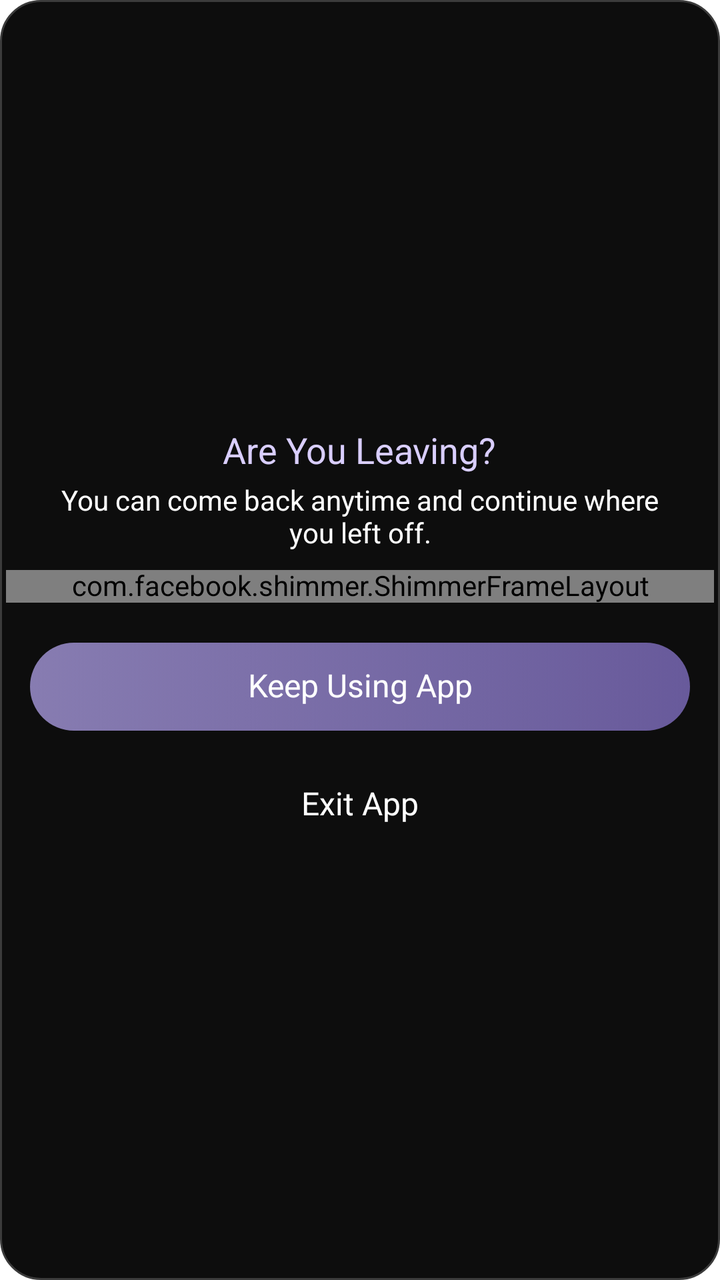
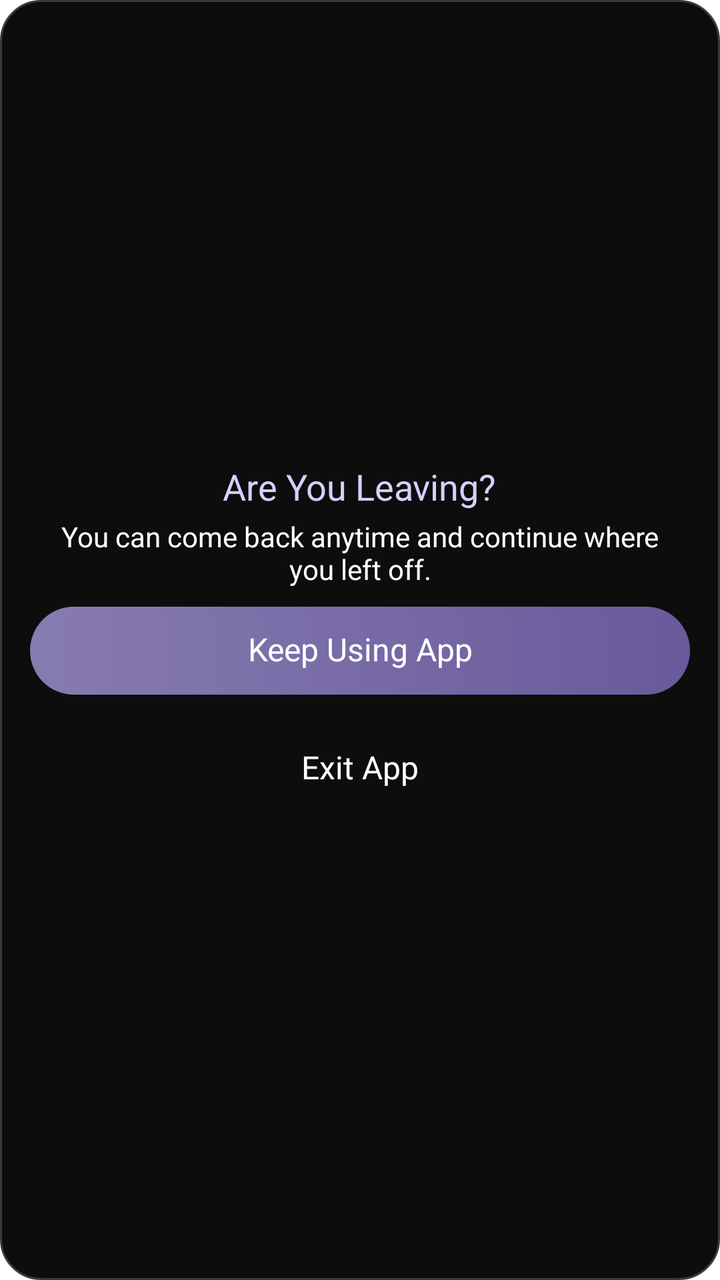

Before-and-after screenshots of an Android layout around one commit, followed by the original layout XML and the change that was made.
<!-- AndroidManifest.xml: application theme Theme.ShortFilm -->
<!-- res/layout/dialog_exit_app.xml -->
<?xml version="1.0" encoding="utf-8"?>
<LinearLayout xmlns:android="http://schemas.android.com/apk/res/android"
    xmlns:app="http://schemas.android.com/apk/res-auto"
    android:layout_width="match_parent"
    android:layout_height="wrap_content"
    android:background="@drawable/background_black_radius"
    android:gravity="center"
    android:orientation="vertical"
    android:paddingBottom="@dimen/size20">


    <androidx.appcompat.widget.AppCompatTextView
        android:id="@+id/appCompatTextView5"
        android:layout_width="wrap_content"
        android:layout_height="wrap_content"
        android:layout_marginTop="@dimen/size20"
        android:text="@string/exit_app_title"
        android:textColor="@color/purple"
        android:textSize="@dimen/size18"
        app:fontFamily="@font/google_sans_medium" />

    <androidx.appcompat.widget.AppCompatTextView
        android:layout_width="wrap_content"
        android:layout_height="wrap_content"
        android:layout_marginHorizontal="@dimen/size20"
        android:layout_marginTop="@dimen/size6"
        android:gravity="center"
        android:text="@string/exit_app_message"
        android:textColor="@color/text_main"
        android:textSize="@dimen/size14" />

    <FrameLayout
        android:id="@+id/frAdsNative"
        android:layout_width="match_parent"
        android:layout_height="wrap_content"
        android:layout_marginHorizontal="@dimen/size3"
        android:layout_marginVertical="@dimen/size10"
        app:layout_constraintBottom_toBottomOf="parent">

        <include
            android:id="@+id/shimmerContainerNative"
            layout="@layout/loading_native_ad_view_type2" />
    </FrameLayout>

    <androidx.appcompat.widget.AppCompatButton
        android:id="@+id/btnKeepUsingApp"
        style="@style/StylePurpleButton"
        android:layout_marginTop="@dimen/size10"
        android:text="@string/keep_using_app" />

    <androidx.appcompat.widget.AppCompatButton
        android:id="@+id/btnExitApp"
        style="@style/StyleTransparentButton"
        android:layout_marginTop="@dimen/size15"
        android:text="@string/exit_app" />
</LinearLayout>
<!-- res/layout/loading_native_ad_view_type2.xml (included above) -->
<?xml version="1.0" encoding="utf-8"?>
<com.facebook.shimmer.ShimmerFrameLayout xmlns:android="http://schemas.android.com/apk/res/android"
    xmlns:app="http://schemas.android.com/apk/res-auto"
    xmlns:tools="http://schemas.android.com/tools"
    android:id="@+id/shimmerContainerNative"
    android:layout_width="match_parent"
    android:layout_height="wrap_content"
    android:visibility="visible"
    app:layout_constraintTop_toTopOf="parent">

    <androidx.constraintlayout.widget.ConstraintLayout
        android:id="@+id/background"
        android:layout_width="match_parent"
        android:layout_height="wrap_content"
        app:layout_constraintEnd_toEndOf="parent"
        app:layout_constraintStart_toStartOf="parent"
        app:layout_constraintTop_toTopOf="parent">

        <androidx.appcompat.widget.AppCompatTextView
            android:id="@+id/cta"
            android:layout_width="match_parent"
            android:layout_height="@dimen/size40"
            android:layout_marginHorizontal="@dimen/size10"
            android:layout_marginTop="@dimen/size5"
            android:background="@color/home_shimmer_color"
            android:gravity="center"
            android:lines="1"
            android:textColor="@color/gnt_white"
            android:textSize="@dimen/size14"
            app:layout_constraintEnd_toEndOf="parent"
            app:layout_constraintHeight_min="@dimen/size40"
            app:layout_constraintStart_toStartOf="parent"
            app:layout_constraintTop_toBottomOf="@+id/media_view" />

        <androidx.constraintlayout.widget.ConstraintLayout
            android:id="@+id/middle"
            android:layout_width="0dp"
            android:layout_height="0dp"
            android:layout_marginHorizontal="@dimen/size10"
            android:layout_marginTop="@dimen/size10"
            app:layout_constraintBottom_toTopOf="@+id/cta"
            app:layout_constraintEnd_toStartOf="@+id/media_view"
            app:layout_constraintStart_toStartOf="parent"
            app:layout_constraintTop_toTopOf="parent">


            <androidx.appcompat.widget.AppCompatTextView
                android:id="@+id/appCompatTextView"
                android:layout_width="wrap_content"
                android:layout_height="wrap_content"
                android:background="@drawable/shape_ad_view"
                android:backgroundTint="@color/home_shimmer_color"
                android:paddingHorizontal="@dimen/size5"
                android:text="Ad"
                android:textColor="@color/gnt_white"
                android:textSize="12dp"
                android:textStyle="bold"
                app:layout_constraintStart_toStartOf="parent"
                app:layout_constraintTop_toTopOf="parent" />
            <View
                android:id="@+id/primary"
                android:layout_width="0dp"
                android:layout_height="55dp"
                android:layout_marginStart="@dimen/size5"
                android:background="@color/home_shimmer_color"
                android:textColor="@color/gnt_gray"
                android:textSize="@dimen/size15"
                android:textStyle="bold"
                app:layout_constraintEnd_toEndOf="parent"
                app:layout_constraintStart_toEndOf="@+id/appCompatTextView"
                app:layout_constraintTop_toTopOf="parent" />

            <View
                android:id="@+id/secondary"
                android:layout_width="0dp"
                android:layout_height="@dimen/size45"
                android:background="@color/home_shimmer_color"
                android:visibility="visible"
                app:layout_constraintBottom_toBottomOf="parent"
                app:layout_constraintEnd_toEndOf="parent"
                app:layout_constraintStart_toStartOf="parent"
                app:layout_constraintTop_toBottomOf="@+id/primary" />

        </androidx.constraintlayout.widget.ConstraintLayout>

        <View
            android:id="@+id/media_view"
            android:layout_width="@dimen/size200"
            android:layout_height="@dimen/size120"
            android:layout_marginHorizontal="@dimen/size10"
            android:layout_marginTop="@dimen/size10"
            android:background="@color/home_shimmer_color"
            app:layout_constraintEnd_toEndOf="parent"
            app:layout_constraintTop_toTopOf="parent" />


    </androidx.constraintlayout.widget.ConstraintLayout>
</com.facebook.shimmer.ShimmerFrameLayout>
<!-- resources referenced by this layout -->
<resources>
  <color name="gnt_gray">#8C8C8C</color>
  <color name="gnt_white">#FFFFFF</color>
  <color name="home_shimmer_color">#C3C3C3</color>
  <color name="purple">#D9CEFF</color>
  <color name="text_main">#FFFFFF</color>
  <dimen name="size10">10dp</dimen>
  <dimen name="size120">120dp</dimen>
  <dimen name="size14">14dp</dimen>
  <dimen name="size15">15dp</dimen>
  <dimen name="size18">18dp</dimen>
  <dimen name="size20">20dp</dimen>
  <dimen name="size200">200dp</dimen>
  <dimen name="size3">3dp</dimen>
  <dimen name="size40">40dp</dimen>
  <dimen name="size45">45dp</dimen>
  <dimen name="size5">5dp</dimen>
  <dimen name="size6">6dp</dimen>
  <!-- drawable background_black_radius (drawable) -->
  <?xml version="1.0" encoding="utf-8"?>
  <shape xmlns:android="http://schemas.android.com/apk/res/android">
      <solid android:color="@color/black"/>
      <corners android:radius="@dimen/size20"/>
      <stroke android:color="#3B3B3B" android:width="@dimen/size1"/>
  </shape>
  <!-- drawable shape_ad_view (drawable) -->
  <?xml version="1.0" encoding="utf-8"?>
  <shape xmlns:android="http://schemas.android.com/apk/res/android">
      <gradient
          android:startColor="#877CB1" android:endColor="#685A9B"/>
      <corners
          android:radius="@dimen/size4" />
  </shape>
  <string name="exit_app">Exit App</string>
  <string name="exit_app_message">You can come back anytime and continue where you left off.</string>
  <string name="exit_app_title">Are You Leaving?</string>
  <string name="keep_using_app">Keep Using App</string>
  <style name="Theme.ShortFilm" parent="Base.Theme.ShortFilm">
          <item name="fontFamily">@font/google_sans</item>
      </style>
  <color name="black">#0D0D0D</color>
  <dimen name="size1">1dp</dimen>
  <dimen name="size4">4dp</dimen>
  <dimen name="size44">44dp</dimen>
  <!-- drawable background_purple_button_selector (drawable) -->
  <?xml version="1.0" encoding="utf-8"?>
  <selector xmlns:android="http://schemas.android.com/apk/res/android">
      <item android:state_pressed="true">
          <shape>
              <gradient android:startColor="#CC877CB1"  android:endColor="#CC685A9B"/>
              <corners android:radius="@dimen/size50" />
          </shape>
      </item>
      <item>
          <shape>
              <gradient android:startColor="#877CB1"  android:endColor="#685A9B"/>
              <corners android:radius="@dimen/size50" />
          </shape>
      </item>
  </selector>
  <dimen name="size16">16dp</dimen>
  <color name="white">#FFFFFF</color>
  <!-- drawable background_transparent_selector (drawable) -->
  <?xml version="1.0" encoding="utf-8"?>
  <selector xmlns:android="http://schemas.android.com/apk/res/android">
      <item android:state_pressed="true">
          <shape>
              <solid android:color="#33000000" />
              <corners android:radius="@dimen/size50" />
          </shape>
      </item>
      <item>
          <shape>
              <solid android:color="@color/transparent" />
              <corners android:radius="@dimen/size50" />
          </shape>
      </item>
  </selector>
  <style name="Base.Theme.ShortFilm" parent="Theme.MaterialComponents.Light.NoActionBar">
          <item name="colorPrimaryDark">#FFF4F9</item>
          <item name="android:statusBarColor">#FFF4F9</item>
          <item name="android:windowLightStatusBar">true</item>
          <item name="android:windowFullscreen">false</item>
          <item name="colorAccent">@color/black</item>
          <item name="android:splitMotionEvents">false</item>
          <item name="android:windowEnableSplitTouch">false</item>
          <item name="android:textViewStyle">@style/Widget.App.TextView</item>
      </style>
  <dimen name="size50">50dp</dimen>
  <color name="transparent">#00000000</color>
  <style name="Widget.App.TextView" parent="Widget.AppCompat.TextView">
          <item name="android:includeFontPadding">false</item>
      </style>
  <!-- unchanged entries left out for length: 2 -->
</resources>

<!-- the commit's change to res/layout/dialog_exit_app.xml (unified diff, before → after) -->
@@ -29,19 +29,6 @@
         android:textColor="@color/text_main"
         android:textSize="@dimen/size14" />
 
-    <FrameLayout
-        android:id="@+id/frAdsNative"
-        android:layout_width="match_parent"
-        android:layout_height="wrap_content"
-        android:layout_marginHorizontal="@dimen/size3"
-        android:layout_marginVertical="@dimen/size10"
-        app:layout_constraintBottom_toBottomOf="parent">
-
-        <include
-            android:id="@+id/shimmerContainerNative"
-            layout="@layout/loading_native_ad_view_type2" />
-    </FrameLayout>
-
     <androidx.appcompat.widget.AppCompatButton
         android:id="@+id/btnKeepUsingApp"
         style="@style/StylePurpleButton"
@@ -54,102 +41,3 @@
         android:layout_marginTop="@dimen/size15"
         android:text="@string/exit_app" />
 </LinearLayout>
-<!-- res/layout/loading_native_ad_view_type2.xml (included above) -->
-<?xml version="1.0" encoding="utf-8"?>
-<com.facebook.shimmer.ShimmerFrameLayout xmlns:android="http://schemas.android.com/apk/res/android"
-    xmlns:app="http://schemas.android.com/apk/res-auto"
-    xmlns:tools="http://schemas.android.com/tools"
-    android:id="@+id/shimmerContainerNative"
-    android:layout_width="match_parent"
-    android:layout_height="wrap_content"
-    android:visibility="visible"
-    app:layout_constraintTop_toTopOf="parent">
-
-    <androidx.constraintlayout.widget.ConstraintLayout
-        android:id="@+id/background"
-        android:layout_width="match_parent"
-        android:layout_height="wrap_content"
-        app:layout_constraintEnd_toEndOf="parent"
-        app:layout_constraintStart_toStartOf="parent"
-        app:layout_constraintTop_toTopOf="parent">
-
-        <androidx.appcompat.widget.AppCompatTextView
-            android:id="@+id/cta"
-            android:layout_width="match_parent"
-            android:layout_height="@dimen/size40"
-            android:layout_marginHorizontal="@dimen/size10"
-            android:layout_marginTop="@dimen/size5"
-            android:background="@color/home_shimmer_color"
-            android:gravity="center"
-            android:lines="1"
-            android:textColor="@color/gnt_white"
-            android:textSize="@dimen/size14"
-            app:layout_constraintEnd_toEndOf="parent"
-            app:layout_constraintHeight_min="@dimen/size40"
-            app:layout_constraintStart_toStartOf="parent"
-            app:layout_constraintTop_toBottomOf="@+id/media_view" />
-
-        <androidx.constraintlayout.widget.ConstraintLayout
-            android:id="@+id/middle"
-            android:layout_width="0dp"
-            android:layout_height="0dp"
-            android:layout_marginHorizontal="@dimen/size10"
-            android:layout_marginTop="@dimen/size10"
-            app:layout_constraintBottom_toTopOf="@+id/cta"
-            app:layout_constraintEnd_toStartOf="@+id/media_view"
-            app:layout_constraintStart_toStartOf="parent"
-            app:layout_constraintTop_toTopOf="parent">
-
-
-            <androidx.appcompat.widget.AppCompatTextView
-                android:id="@+id/appCompatTextView"
-                android:layout_width="wrap_content"
-                android:layout_height="wrap_content"
-                android:background="@drawable/shape_ad_view"
-                android:backgroundTint="@color/home_shimmer_color"
-                android:paddingHorizontal="@dimen/size5"
-                android:text="Ad"
-                android:textColor="@color/gnt_white"
-                android:textSize="12dp"
-                android:textStyle="bold"
-                app:layout_constraintStart_toStartOf="parent"
-                app:layout_constraintTop_toTopOf="parent" />
-            <View
-                android:id="@+id/primary"
-                android:layout_width="0dp"
-                android:layout_height="55dp"
-                android:layout_marginStart="@dimen/size5"
-                android:background="@color/home_shimmer_color"
-                android:textColor="@color/gnt_gray"
-                android:textSize="@dimen/size15"
-                android:textStyle="bold"
-                app:layout_constraintEnd_toEndOf="parent"
-                app:layout_constraintStart_toEndOf="@+id/appCompatTextView"
-                app:layout_constraintTop_toTopOf="parent" />
-
-            <View
-                android:id="@+id/secondary"
-                android:layout_width="0dp"
-                android:layout_height="@dimen/size45"
-                android:background="@color/home_shimmer_color"
-                android:visibility="visible"
-                app:layout_constraintBottom_toBottomOf="parent"
-                app:layout_constraintEnd_toEndOf="parent"
-                app:layout_constraintStart_toStartOf="parent"
-                app:layout_constraintTop_toBottomOf="@+id/primary" />
-
-        </androidx.constraintlayout.widget.ConstraintLayout>
-
-        <View
-            android:id="@+id/media_view"
-            android:layout_width="@dimen/size200"
-            android:layout_height="@dimen/size120"
-            android:layout_marginHorizontal="@dimen/size10"
-            android:layout_marginTop="@dimen/size10"
-            android:background="@color/home_shimmer_color"
-            app:layout_constraintEnd_toEndOf="parent"
-            app:layout_constraintTop_toTopOf="parent" />
-
-
-    </androidx.constraintlayout.widget.ConstraintLayout>
-</com.facebook.shimmer.ShimmerFrameLayout>
<!-- resource entries referenced after the edit -->
@@ -1,21 +1,12 @@
 <!-- resources referenced by this layout -->
 <resources>
-  <color name="gnt_gray">#8C8C8C</color>
-  <color name="gnt_white">#FFFFFF</color>
-  <color name="home_shimmer_color">#C3C3C3</color>
   <color name="purple">#D9CEFF</color>
   <color name="text_main">#FFFFFF</color>
   <dimen name="size10">10dp</dimen>
-  <dimen name="size120">120dp</dimen>
   <dimen name="size14">14dp</dimen>
   <dimen name="size15">15dp</dimen>
   <dimen name="size18">18dp</dimen>
   <dimen name="size20">20dp</dimen>
-  <dimen name="size200">200dp</dimen>
-  <dimen name="size3">3dp</dimen>
-  <dimen name="size40">40dp</dimen>
-  <dimen name="size45">45dp</dimen>
-  <dimen name="size5">5dp</dimen>
   <dimen name="size6">6dp</dimen>
   <!-- drawable background_black_radius (drawable) -->
   <?xml version="1.0" encoding="utf-8"?>
@@ -23,14 +14,6 @@
       <solid android:color="@color/black"/>
       <corners android:radius="@dimen/size20"/>
       <stroke android:color="#3B3B3B" android:width="@dimen/size1"/>
-  </shape>
-  <!-- drawable shape_ad_view (drawable) -->
-  <?xml version="1.0" encoding="utf-8"?>
-  <shape xmlns:android="http://schemas.android.com/apk/res/android">
-      <gradient
-          android:startColor="#877CB1" android:endColor="#685A9B"/>
-      <corners
-          android:radius="@dimen/size4" />
   </shape>
   <string name="exit_app">Exit App</string>
   <string name="exit_app_message">You can come back anytime and continue where you left off.</string>
@@ -41,7 +24,6 @@
       </style>
   <color name="black">#0D0D0D</color>
   <dimen name="size1">1dp</dimen>
-  <dimen name="size4">4dp</dimen>
   <dimen name="size44">44dp</dimen>
   <!-- drawable background_purple_button_selector (drawable) -->
   <?xml version="1.0" encoding="utf-8"?>
